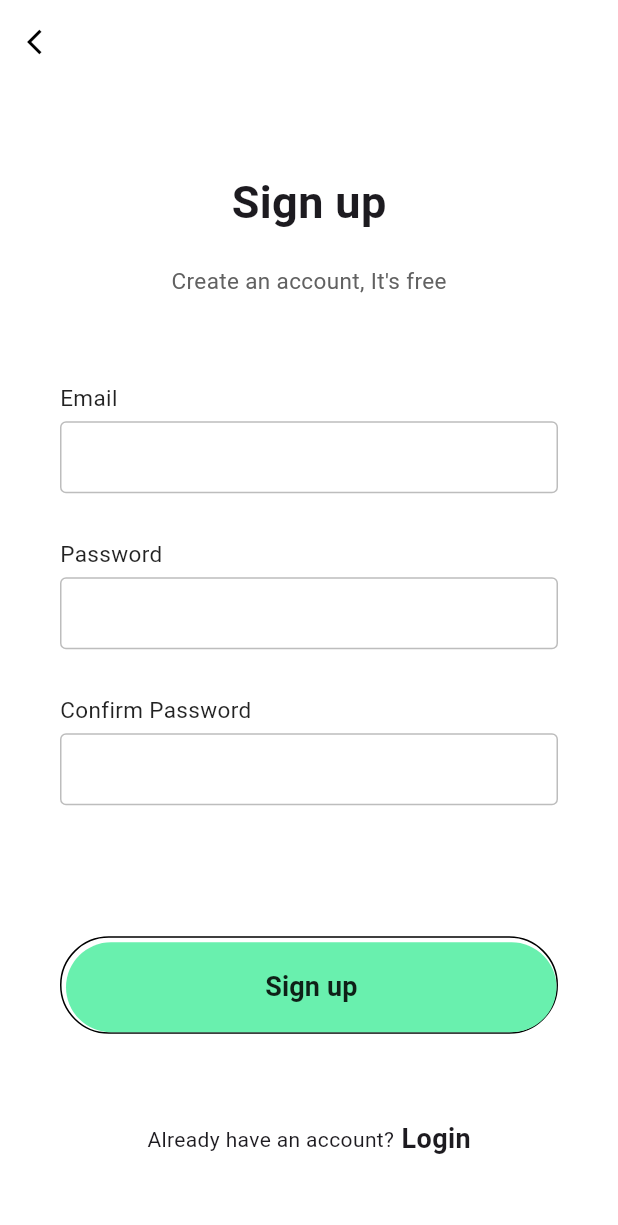
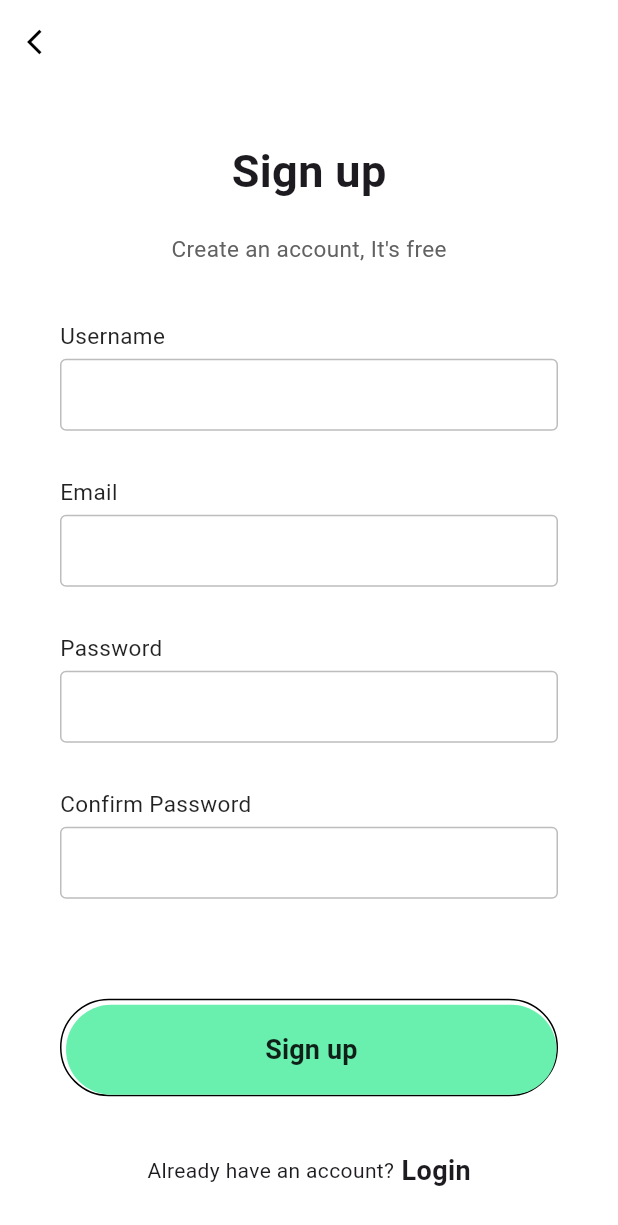
Before and after one commit to shadan1234/jobPortalFrontend, a Flutter app: the RegisterPage screen opened directly, on a phone screen of 412 x 824 dp. Shown: the top 1225 px of the screen. Run offline on Flutter 3.47's test engine with Material 3 defaults, Android fonts, the phone set to English and light mode, and no system bars; our stand-ins replace animate_do, shared_preferences; accounts and stored records are empty; network calls fail.

Commit message:
integrated reqs with screens-auth

```diff
--- a/lib/features/auth/signup.dart
+++ b/lib/features/auth/signup.dart
@@ -1,8 +1,32 @@
 import 'package:animate_do/animate_do.dart';
 import 'package:flutter/material.dart';
+import 'package:job_portal_frontend/features/auth/auth_service.dart';
 
 class RegisterPage extends StatelessWidget {
   static const String routeName = '/register';
+
+  final TextEditingController usernameController = TextEditingController();
+  final TextEditingController emailController = TextEditingController();
+  final TextEditingController passwordController = TextEditingController();
+  final TextEditingController confirmPasswordController = TextEditingController();
+
+  void signUp(BuildContext context) {
+    final username = usernameController.text.trim();
+    final email = emailController.text.trim();
+    final password = passwordController.text.trim();
+    final confirmPassword = confirmPasswordController.text.trim();
+
+    if (password != confirmPassword) {
+      ScaffoldMessenger.of(context).showSnackBar(
+        SnackBar(content: Text("Passwords do not match")),
+      );
+      return;
+    }
+
+
+   AuthService().signUpUser(context: context, email: email, password: password, name: username);
+  }
+
   @override
   Widget build(BuildContext context) {
     return Scaffold(
@@ -15,7 +39,11 @@ class RegisterPage extends StatelessWidget {
           onPressed: () {
             Navigator.pop(context);
           },
-          icon: Icon(Icons.arrow_back_ios, size: 20, color: Colors.black,),
+          icon: Icon(
+            Icons.arrow_back_ios,
+            size: 20,
+            color: Colors.black,
+          ),
         ),
       ),
       body: SingleChildScrollView(
@@ -28,25 +56,49 @@ class RegisterPage extends StatelessWidget {
             children: <Widget>[
               Column(
                 children: <Widget>[
-                  FadeInUp(duration: Duration(milliseconds: 1000), child: Text("Sign up", style: TextStyle(
-                    fontSize: 30,
-                    fontWeight: FontWeight.bold
-                  ),)),
-                  SizedBox(height: 20,),
-                  FadeInUp(duration: Duration(milliseconds: 1200), child: Text("Create an account, It's free", style: TextStyle(
-                    fontSize: 15,
-                    color: Colors.grey[700]
-                  ),)),
+                  FadeInUp(
+                    duration: Duration(milliseconds: 1000),
+                    child: Text(
+                      "Sign up",
+                      style: TextStyle(fontSize: 30, fontWeight: FontWeight.bold),
+                    ),
+                  ),
+                  SizedBox(height: 20),
+                  FadeInUp(
+                    duration: Duration(milliseconds: 1200),
+                    child: Text(
+                      "Create an account, It's free",
+                      style: TextStyle(fontSize: 15, color: Colors.grey[700]),
+                    ),
+                  ),
                 ],
               ),
               Column(
                 children: <Widget>[
-                  FadeInUp(duration: Duration(milliseconds: 1200), child: makeInput(label: "Email")),
-                  FadeInUp(duration: Duration(milliseconds: 1300), child: makeInput(label: "Password", obscureText: true)),
-                  FadeInUp(duration: Duration(milliseconds: 1400), child: makeInput(label: "Confirm Password", obscureText: true)),
+                  FadeInUp(
+                      duration: Duration(milliseconds: 1200),
+                      child: makeInput(
+                          label: "Username", controller: usernameController)),
+                  FadeInUp(
+                      duration: Duration(milliseconds: 1200),
+                      child: makeInput(label: "Email", controller: emailController)),
+                  FadeInUp(
+                      duration: Duration(milliseconds: 1300),
+                      child: makeInput(
+                          label: "Password",
+                          obscureText: true,
+                          controller: passwordController)),
+                  FadeInUp(
+                      duration: Duration(milliseconds: 1400),
+                      child: makeInput(
+                          label: "Confirm Password",
+                          obscureText: true,
+                          controller: confirmPasswordController)),
                 ],
               ),
-              FadeInUp(duration: Duration(milliseconds: 1500), child: Container(
+              FadeInUp(
+                duration: Duration(milliseconds: 1500),
+                child: Container(
                   padding: EdgeInsets.only(top: 3, left: 3),
                   decoration: BoxDecoration(
                     borderRadius: BorderRadius.circular(50),
@@ -55,30 +107,40 @@ class RegisterPage extends StatelessWidget {
                       top: BorderSide(color: Colors.black),
                       left: BorderSide(color: Colors.black),
                       right: BorderSide(color: Colors.black),
-                  )
+                    ),
                   ),
                   child: MaterialButton(
                     minWidth: double.infinity,
                     height: 60,
-                  onPressed: () {},
+                    onPressed: () => signUp(context),
                     color: Colors.greenAccent,
                     elevation: 0,
                     shape: RoundedRectangleBorder(
-                    borderRadius: BorderRadius.circular(50)
+                        borderRadius: BorderRadius.circular(50)),
+                    child: Text(
+                      "Sign up",
+                      style: TextStyle(
+                          fontWeight: FontWeight.w600, fontSize: 18),
                     ),
-                  child: Text("Sign up", style: TextStyle(
-                    fontWeight: FontWeight.w600,
-                    fontSize: 18
-                  ),),
                   ),
-              )),
-              FadeInUp(duration: Duration(milliseconds: 1600), child: Row(
+                ),
+              ),
+              FadeInUp(
+                  duration: Duration(milliseconds: 1600),
+                  child: Row(
                     mainAxisAlignment: MainAxisAlignment.center,
                     children: <Widget>[
                       Text("Already have an account?"),
-                  Text(" Login", style: TextStyle(
-                    fontWeight: FontWeight.w600, fontSize: 18
-                  ),),
+                      GestureDetector(
+                        onTap: () {
+                          Navigator.pushNamed(context, '/login');
+                        },
+                        child: Text(
+                          " Login",
+                          style: TextStyle(
+                              fontWeight: FontWeight.w600, fontSize: 18),
+                        ),
+                      ),
                     ],
                   )),
             ],
@@ -88,29 +150,28 @@ class RegisterPage extends StatelessWidget {
     );
   }
 
-  Widget makeInput({label, obscureText = false}) {
+  Widget makeInput({label, controller, obscureText = false}) {
     return Column(
       crossAxisAlignment: CrossAxisAlignment.start,
       children: <Widget>[
-        Text(label, style: TextStyle(
-          fontSize: 15,
-          fontWeight: FontWeight.w400,
-          color: Colors.black87
-        ),),
-        SizedBox(height: 5,),
+        Text(
+          label,
+          style: TextStyle(
+              fontSize: 15, fontWeight: FontWeight.w400, color: Colors.black87),
+        ),
+        SizedBox(height: 5),
         TextField(
+          controller: controller,
           obscureText: obscureText,
           decoration: InputDecoration(
             contentPadding: EdgeInsets.symmetric(vertical: 0, horizontal: 10),
             enabledBorder: OutlineInputBorder(
-              borderSide: BorderSide(color: Colors.grey.shade400)
-            ),
+                borderSide: BorderSide(color: Colors.grey.shade400)),
             border: OutlineInputBorder(
-              borderSide: BorderSide(color: Colors.grey.shade400)
+                borderSide: BorderSide(color: Colors.grey.shade400)),
           ),
         ),
-        ),
-        SizedBox(height: 30,),
+        SizedBox(height: 30),
       ],
     );
   }
--- a/lib/models/user.dart
+++ b/lib/models/user.dart
@@ -34,7 +34,7 @@ class User {
       'email': email,
       'password': password,
       'applicationList': applicationList?.map((x) => x?.toMap()).toList(),
-      'roles': roles,
+      'roles': roles as List ,
       'token': token,
     };
   }
```
Also changed, not shown: lib/features/auth/auth_service.dart (+7 -9 lines), lib/features/auth/login.dart (+17 -4 lines), lib/main.dart (+4 -3 lines), lib/onboarding_screen.dart (+7 -7 lines). Lines whose indentation alone changed are shown as unchanged.
